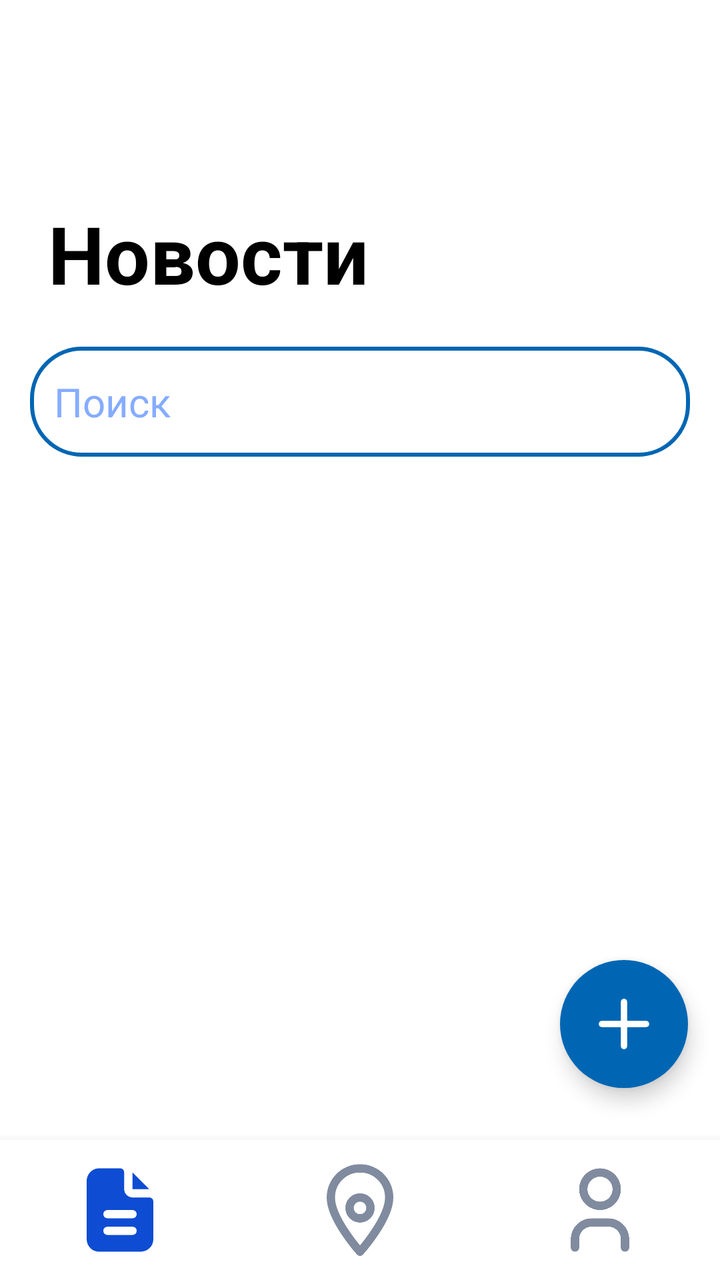
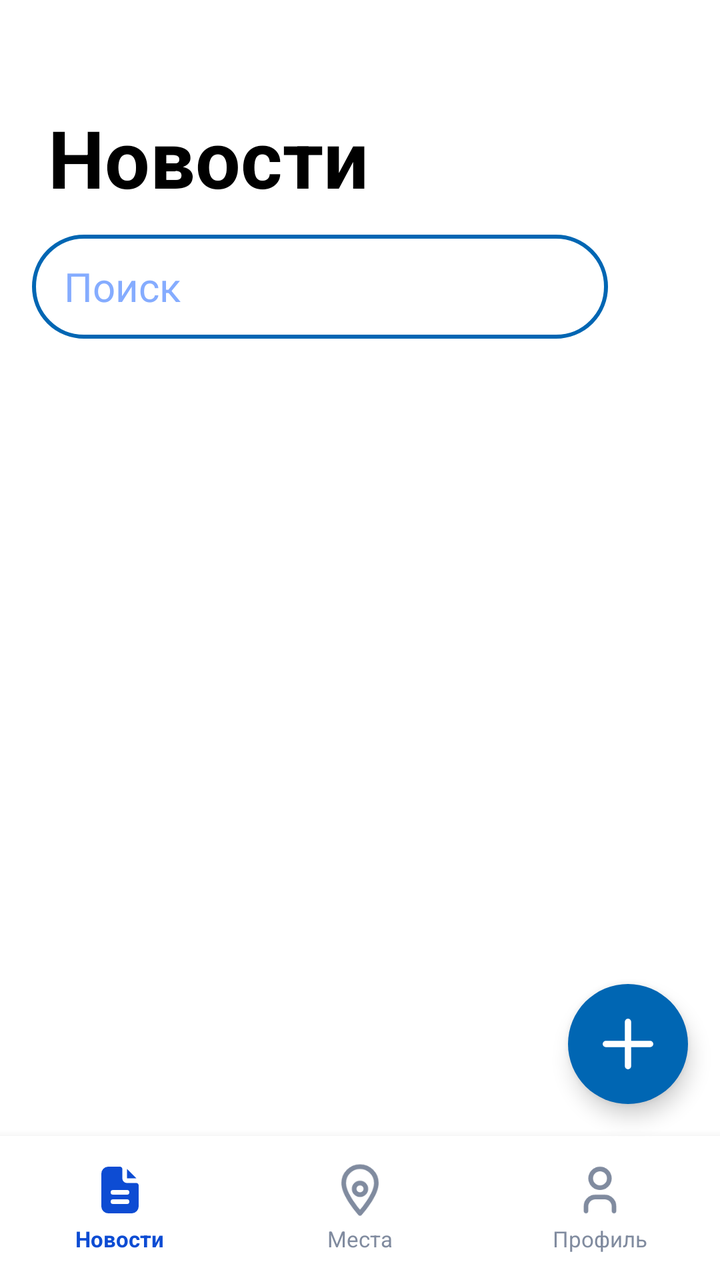

Screens rendered from an Android XML layout before and after an edit, with the pre-edit source and the edit as a unified diff.
<!-- AndroidManifest.xml: application theme Theme.VetUslugi -->
<!-- res/layout/fragment_news.xml -->
<?xml version="1.0" encoding="utf-8"?>
<androidx.constraintlayout.widget.ConstraintLayout xmlns:android="http://schemas.android.com/apk/res/android"
    xmlns:app="http://schemas.android.com/apk/res-auto"
    xmlns:tools="http://schemas.android.com/tools"
    android:layout_width="match_parent"
    android:layout_height="match_parent"
    tools:context=".NewsFragment">

    <TextView
        android:id="@+id/textView2"
        android:layout_width="wrap_content"
        android:layout_height="wrap_content"
        android:layout_marginStart="24dp"
        android:layout_marginTop="100dp"
        android:text="Новости"
        android:textColor="?android:attr/colorPrimary"
        android:textSize="40sp"
        android:textStyle="bold"
        app:layout_constraintStart_toStartOf="parent"
        app:layout_constraintTop_toTopOf="parent" />

    <androidx.recyclerview.widget.RecyclerView
        android:id="@+id/allRequestsRecycler"
        android:layout_width="400dp"
        android:layout_height="250dp"
        android:layout_marginTop="170dp"
        app:layout_constraintEnd_toEndOf="@+id/textView2"
        app:layout_constraintHorizontal_bias="0.079"
        app:layout_constraintStart_toStartOf="@+id/textView2"
        app:layout_constraintTop_toBottomOf="@+id/textView2"
        tools:itemCount="2"
        tools:listitem="@layout/item_news" />

    <ImageButton
        android:id="@+id/btnAdd"
        android:layout_width="64dp"
        android:layout_height="64dp"
        android:layout_marginEnd="16dp"
        android:layout_marginBottom="96dp"
        android:background="@drawable/round_button"
        android:elevation="6dp"
        android:scaleType="center"
        android:src="@drawable/ic_add"
        app:layout_constraintBottom_toBottomOf="parent"
        app:layout_constraintEnd_toEndOf="parent"
        app:tint="#FFFFFF" />

    <include
        android:id="@+id/customBottomBar"
        layout="@layout/nav_bar1"
        android:layout_width="match_parent"
        android:layout_height="70dp"
        android:layout_alignParentBottom="true"
        app:layout_constraintBottom_toBottomOf="parent" />

    <EditText
        android:id="@+id/etSearch"
        android:layout_width="match_parent"
        android:layout_height="55dp"
        android:layout_marginHorizontal="15dp"
        android:layout_marginTop="20dp"
        android:hint="Поиск"
        app:layout_constraintStart_toStartOf="@+id/textView2"
        app:layout_constraintTop_toBottomOf="@+id/textView2" />

    <Button
        android:id="@+id/btn_clear_history"
        android:layout_width="wrap_content"
        android:layout_height="wrap_content"
        android:layout_gravity="end"
        android:layout_marginStart="76dp"
        android:layout_marginTop="8dp"
        android:layout_marginEnd="77dp"
        android:text="Очистить историю"
        android:visibility="gone"
        app:layout_constraintEnd_toEndOf="@+id/historyRecycler"
        app:layout_constraintStart_toStartOf="@+id/historyRecycler"
        app:layout_constraintTop_toBottomOf="@+id/historyRecycler" />


    <ImageButton
        android:id="@+id/btn_clear_search"
        android:layout_width="40dp"
        android:layout_height="40dp"
        android:layout_marginEnd="40dp"
        android:background="?attr/selectableItemBackgroundBorderless"
        android:contentDescription="Очистить"
        android:src="@drawable/ic_cancel"
        android:visibility="gone"
        app:layout_constraintBottom_toBottomOf="@+id/etSearch"
        app:layout_constraintEnd_toEndOf="@+id/etSearch"
        app:layout_constraintTop_toTopOf="@+id/etSearch"
        app:layout_constraintVertical_bias="0.466" />

    <TextView
        android:id="@+id/tv_no_results"
        android:layout_width="match_parent"
        android:layout_height="wrap_content"
        android:layout_marginTop="16dp"
        android:gravity="center"
        android:padding="16dp"
        android:text="Ничего не найдено"
        android:textColor="@color/blue"
        android:textSize="18sp"
        android:visibility="gone"
        app:layout_constraintTop_toBottomOf="@+id/etSearch"
        tools:layout_editor_absoluteX="0dp" />

    <LinearLayout
        android:id="@+id/layout_error"
        android:layout_width="match_parent"
        android:layout_height="wrap_content"
        android:layout_marginTop="12dp"
        android:gravity="center"
        android:orientation="vertical"
        android:visibility="gone"
        app:layout_constraintEnd_toEndOf="parent"
        app:layout_constraintHorizontal_bias="0.0"
        app:layout_constraintStart_toStartOf="parent"
        app:layout_constraintTop_toBottomOf="@+id/etSearch">

        <TextView
            android:id="@+id/tv_error"
            android:layout_width="wrap_content"
            android:layout_height="wrap_content"
            android:text="Ошибка загрузки данных"
            android:textColor="@color/blue"
            android:textSize="18sp" />

        <Button
            android:id="@+id/btn_retry"
            android:layout_width="wrap_content"
            android:layout_height="wrap_content"
            android:layout_marginTop="2dp"
            android:text="Обновить" />
    </LinearLayout>

    <androidx.recyclerview.widget.RecyclerView
        android:id="@+id/historyRecycler"
        android:layout_width="380dp"
        android:layout_height="150dp"
        android:layout_marginBottom="168dp"
        android:visibility="gone"
        app:layout_constraintBottom_toBottomOf="parent"
        app:layout_constraintEnd_toEndOf="parent"
        app:layout_constraintHorizontal_bias="0.483"
        app:layout_constraintStart_toStartOf="parent" />

    <ProgressBar
        android:id="@+id/progressBar"
        style="?android:attr/progressBarStyleLarge"
        android:layout_width="wrap_content"
        android:layout_height="wrap_content"
        android:layout_gravity="center"
        android:background="@android:color/transparent"
        android:indeterminate="true"
        android:indeterminateTint="@color/blue"
        android:visibility="gone"
        app:layout_constraintBottom_toBottomOf="parent"
        app:layout_constraintEnd_toEndOf="parent"
        app:layout_constraintHorizontal_bias="0.5"
        app:layout_constraintStart_toStartOf="parent"
        app:layout_constraintTop_toTopOf="parent"
        app:layout_constraintVertical_bias="0.5" />

</androidx.constraintlayout.widget.ConstraintLayout>
<!-- res/layout/item_news.xml (included above) -->
<?xml version="1.0" encoding="utf-8"?>
<com.google.android.material.card.MaterialCardView
    xmlns:android="http://schemas.android.com/apk/res/android"
    xmlns:app="http://schemas.android.com/apk/res-auto"
    android:layout_width="match_parent"
    android:layout_height="wrap_content"
    android:layout_margin="8dp"
    app:cardCornerRadius="16dp"
    app:cardElevation="4dp"
    app:strokeColor="@color/blue"
    app:strokeWidth="2dp"
    android:backgroundTint="?android:attr/background">

    <LinearLayout
        android:layout_width="match_parent"
        android:layout_height="wrap_content"
        android:orientation="vertical"
        android:padding="12dp">

        <TextView
            android:id="@+id/recyclerNewsTitle"
            android:layout_width="match_parent"
            android:layout_height="wrap_content"
            android:layout_marginTop="4dp"
            android:text="default title"
            android:textColor="?android:attr/colorPrimary"
            android:textSize="16sp"
            android:textStyle="bold"/>

        <TextView
            android:id="@+id/descriptionTextView"
            android:layout_width="match_parent"
            android:layout_height="wrap_content"
            android:text="default description"
            android:textColor="?android:attr/colorPrimary"
            android:layout_marginTop="2dp"
            android:textSize="13sp" />
    </LinearLayout>
</com.google.android.material.card.MaterialCardView>
<!-- res/layout/nav_bar1.xml (included above) -->
<?xml version="1.0" encoding="utf-8"?>
<LinearLayout
    xmlns:android="http://schemas.android.com/apk/res/android"
    android:id="@+id/customBottomBar"
    android:layout_width="match_parent"
    android:layout_height="64dp"
    android:orientation="horizontal"
    android:background="@color/light_gray"
    android:gravity="center"
    android:weightSum="3"
    android:elevation="8dp">

    <LinearLayout
        android:id="@+id/nav_news"
        android:layout_width="0dp"
        android:layout_height="match_parent"
        android:layout_weight="1"
        android:gravity="center"
        android:orientation="vertical">
        <ImageView
            android:id="@+id/icon_news"
            android:layout_width="50dp"
            android:layout_height="50dp"
            android:src="@drawable/newsselected" />
    </LinearLayout>

    <LinearLayout
        android:id="@+id/nav_places"
        android:layout_width="0dp"
        android:layout_height="match_parent"
        android:layout_weight="1"
        android:gravity="center"
        android:orientation="vertical">
        <ImageView
            android:id="@+id/icon_places"
            android:layout_width="50dp"
            android:layout_height="50dp"
            android:src="@drawable/places" />
    </LinearLayout>

    <LinearLayout
        android:id="@+id/nav_profile"
        android:layout_width="0dp"
        android:layout_height="match_parent"
        android:layout_weight="1"
        android:gravity="center"
        android:orientation="vertical">
        <ImageView
            android:id="@+id/icon_profile"
            android:layout_width="50dp"
            android:layout_height="50dp"
            android:src="@drawable/profile" />
    </LinearLayout>

</LinearLayout>
<!-- resources referenced by this layout -->
<resources>
  <color name="blue">#0066B3</color>
  <color name="light_gray">#E2E2E2</color>
  <!-- drawable ic_add (drawable) -->
  <?xml version="1.0" encoding="utf-8"?>
  <vector xmlns:android="http://schemas.android.com/apk/res/android"
      android:width="38dp"
      android:height="38dp"
      android:viewportWidth="24"
      android:viewportHeight="24">
  
      <path
          android:strokeColor="#FFFFFF"
          android:strokeWidth="2"
          android:strokeLineCap="round"
          android:strokeLineJoin="round"
          android:fillColor="@android:color/transparent"
          android:pathData="M12,5 L12,19 M5,12 L19,12" />
  </vector>
  <!-- drawable ic_cancel (drawable) -->
  <vector xmlns:android="http://schemas.android.com/apk/res/android"
      android:width="24dp"
      android:height="24dp"
      android:viewportWidth="24"
      android:viewportHeight="24">
    <path
        android:pathData="M18,6l-12,12"
        android:strokeLineJoin="round"
        android:strokeWidth="2"
        android:fillColor="#00000000"
        android:strokeColor="@color/blue"
        android:strokeLineCap="round"/>
    <path
        android:pathData="M6,6l12,12"
        android:strokeLineJoin="round"
        android:strokeWidth="2"
        android:fillColor="#00000000"
        android:strokeColor="@color/blue"
        android:strokeLineCap="round"/>
  </vector>
  <!-- drawable round_button (drawable) -->
  <?xml version="1.0" encoding="utf-8"?>
  <shape xmlns:android="http://schemas.android.com/apk/res/android"
      android:shape="oval">
      <solid android:color="@color/blue" />
  </shape>
  <style name="Theme.VetUslugi" parent="Base.Theme.VetUslugi" />
  <color name="icon_blue">#0D4CD3</color>
  <color name="icon_gray">#808B9F</color>
  <style name="Base.Theme.VetUslugi" parent="Theme.Material3.DayNight.NoActionBar">
  
          <item name="materialButtonStyle">@style/Button</item>
          <item name="android:textViewStyle">@style/TextView</item>
          <item name="editTextStyle">@style/EditText</item>
          <item name="checkboxStyle">@style/BlueCheckBoxStyle</item>
  
          <item name="android:background">@color/white</item>
          <item name="colorPrimary">@color/black</item>
      </style>
  <style name="Button" parent="Widget.Material3.Button">
          <item name="shapeAppearanceOverlay">@style/ShapeAppearance.VetUslugi.Button</item>
          <item name="backgroundTint">@android:color/white</item>
          <item name="strokeColor">@color/blue</item>
          <item name="strokeWidth">2dp</item>
          <item name="android:textColor">@color/blue</item>
          <item name="android:textSize">20sp</item>
      </style>
  <style name="TextView" parent="android:Widget.TextView">
          <item name="android:textSize">20sp</item>
          <item name="android:textColor">@color/black</item>
      </style>
  <style name="EditText" parent="android:Widget.EditText">
          <item name="android:textColorHint">@color/light_blue</item>
          <item name="android:textSize">20sp</item>
          <item name="android:textColor">@color/blue</item>
          <item name="android:background">@drawable/rounded_corners</item>
      </style>
  <style name="BlueCheckBoxStyle" parent="Widget.AppCompat.CompoundButton.CheckBox">
          <item name="android:buttonTint">@color/checkbox_blue_tint</item>
      </style>
  <color name="white">#FFFFFF</color>
  <color name="black">#000000</color>
  <style name="ShapeAppearance.VetUslugi.Button" parent="ShapeAppearance.MaterialComponents.SmallComponent">
          <item name="cornerFamily">rounded</item>
          <item name="cornerSize">8dp</item>
      </style>
  <color name="light_blue">#85ACFF</color>
  <!-- unchanged entries left out for length: 4 -->
</resources>

<!-- the commit's change to res/layout/fragment_news.xml (unified diff, before → after) -->
@@ -11,7 +11,7 @@
         android:layout_width="wrap_content"
         android:layout_height="wrap_content"
         android:layout_marginStart="24dp"
-        android:layout_marginTop="100dp"
+        android:layout_marginTop="52dp"
         android:text="Новости"
         android:textColor="?android:attr/colorPrimary"
         android:textSize="40sp"
@@ -19,24 +19,122 @@
         app:layout_constraintStart_toStartOf="parent"
         app:layout_constraintTop_toTopOf="parent" />
 
+    
+    <EditText
+        android:id="@+id/etSearch"
+        android:layout_width="0dp"
+        android:layout_height="52dp"
+        android:layout_marginStart="16dp"
+        android:layout_marginEnd="56dp"
+        android:layout_marginTop="12dp"
+        android:hint="Поиск"
+        android:inputType="text"
+        android:paddingStart="16dp"
+        android:paddingEnd="16dp"
+        app:layout_constraintEnd_toEndOf="parent"
+        app:layout_constraintStart_toStartOf="parent"
+        app:layout_constraintTop_toBottomOf="@+id/textView2" />
+
+    
+    <ImageButton
+        android:id="@+id/btn_clear_search"
+        android:layout_width="40dp"
+        android:layout_height="40dp"
+        android:layout_marginEnd="16dp"
+        android:background="?attr/selectableItemBackgroundBorderless"
+        android:contentDescription="Очистить"
+        android:src="@drawable/ic_cancel"
+        android:visibility="gone"
+        app:layout_constraintBottom_toBottomOf="@+id/etSearch"
+        app:layout_constraintEnd_toEndOf="parent"
+        app:layout_constraintTop_toTopOf="@+id/etSearch" />
+
+    
+    <androidx.recyclerview.widget.RecyclerView
+        android:id="@+id/historyRecycler"
+        android:layout_width="0dp"
+        android:layout_height="wrap_content"
+        android:background="?android:attr/background"
+        android:elevation="4dp"
+        android:visibility="gone"
+        app:layout_constraintEnd_toEndOf="parent"
+        app:layout_constraintStart_toStartOf="parent"
+        app:layout_constraintTop_toBottomOf="@+id/etSearch" />
+
+    
+    <Button
+        android:id="@+id/btn_clear_history"
+        android:layout_width="wrap_content"
+        android:layout_height="wrap_content"
+        android:layout_marginTop="4dp"
+        android:text="Очистить историю"
+        android:visibility="gone"
+        app:layout_constraintEnd_toEndOf="parent"
+        app:layout_constraintStart_toStartOf="parent"
+        app:layout_constraintTop_toBottomOf="@+id/historyRecycler" />
+
+    
+    <TextView
+        android:id="@+id/tv_no_results"
+        android:layout_width="match_parent"
+        android:layout_height="wrap_content"
+        android:layout_marginTop="24dp"
+        android:gravity="center"
+        android:text="Ничего не найдено"
+        android:textColor="@color/blue"
+        android:textSize="18sp"
+        android:visibility="gone"
+        app:layout_constraintTop_toBottomOf="@+id/etSearch" />
+
+    
+    <LinearLayout
+        android:id="@+id/layout_error"
+        android:layout_width="match_parent"
+        android:layout_height="wrap_content"
+        android:layout_marginTop="24dp"
+        android:gravity="center"
+        android:orientation="vertical"
+        android:visibility="gone"
+        app:layout_constraintTop_toBottomOf="@+id/etSearch">
+
+        <TextView
+            android:id="@+id/tv_error"
+            android:layout_width="wrap_content"
+            android:layout_height="wrap_content"
+            android:text="Ошибка загрузки данных"
+            android:textColor="@color/blue"
+            android:textSize="18sp" />
+
+        <Button
+            android:id="@+id/btn_retry"
+            android:layout_width="wrap_content"
+            android:layout_height="wrap_content"
+            android:layout_marginTop="2dp"
+            android:text="Обновить" />
+    </LinearLayout>
+
+    
     <androidx.recyclerview.widget.RecyclerView
         android:id="@+id/allRequestsRecycler"
-        android:layout_width="400dp"
-        android:layout_height="250dp"
-        android:layout_marginTop="170dp"
-        app:layout_constraintEnd_toEndOf="@+id/textView2"
-        app:layout_constraintHorizontal_bias="0.079"
-        app:layout_constraintStart_toStartOf="@+id/textView2"
-        app:layout_constraintTop_toBottomOf="@+id/textView2"
-        tools:itemCount="2"
+        android:layout_width="0dp"
+        android:layout_height="0dp"
+        android:layout_marginTop="8dp"
+        android:clipToPadding="false"
+        android:paddingBottom="8dp"
+        app:layout_constraintBottom_toTopOf="@+id/customBottomBar"
+        app:layout_constraintEnd_toEndOf="parent"
+        app:layout_constraintStart_toStartOf="parent"
+        app:layout_constraintTop_toBottomOf="@+id/etSearch"
+        tools:itemCount="4"
         tools:listitem="@layout/item_news" />
 
+    
     <ImageButton
         android:id="@+id/btnAdd"
-        android:layout_width="64dp"
-        android:layout_height="64dp"
+        android:layout_width="60dp"
+        android:layout_height="60dp"
         android:layout_marginEnd="16dp"
-        android:layout_marginBottom="96dp"
+        android:layout_marginBottom="88dp"
         android:background="@drawable/round_button"
         android:elevation="6dp"
         android:scaleType="center"
@@ -45,123 +143,27 @@
         app:layout_constraintEnd_toEndOf="parent"
         app:tint="#FFFFFF" />
 
+    
     <include
         android:id="@+id/customBottomBar"
         layout="@layout/nav_bar1"
         android:layout_width="match_parent"
-        android:layout_height="70dp"
-        android:layout_alignParentBottom="true"
+        android:layout_height="72dp"
         app:layout_constraintBottom_toBottomOf="parent" />
-
-    <EditText
-        android:id="@+id/etSearch"
-        android:layout_width="match_parent"
-        android:layout_height="55dp"
-        android:layout_marginHorizontal="15dp"
-        android:layout_marginTop="20dp"
-        android:hint="Поиск"
-        app:layout_constraintStart_toStartOf="@+id/textView2"
-        app:layout_constraintTop_toBottomOf="@+id/textView2" />
-
-    <Button
-        android:id="@+id/btn_clear_history"
-        android:layout_width="wrap_content"
-        android:layout_height="wrap_content"
-        android:layout_gravity="end"
-        android:layout_marginStart="76dp"
-        android:layout_marginTop="8dp"
-        android:layout_marginEnd="77dp"
-        android:text="Очистить историю"
-        android:visibility="gone"
-        app:layout_constraintEnd_toEndOf="@+id/historyRecycler"
-        app:layout_constraintStart_toStartOf="@+id/historyRecycler"
-        app:layout_constraintTop_toBottomOf="@+id/historyRecycler" />
-
-
-    <ImageButton
-        android:id="@+id/btn_clear_search"
-        android:layout_width="40dp"
-        android:layout_height="40dp"
-        android:layout_marginEnd="40dp"
-        android:background="?attr/selectableItemBackgroundBorderless"
-        android:contentDescription="Очистить"
-        android:src="@drawable/ic_cancel"
-        android:visibility="gone"
-        app:layout_constraintBottom_toBottomOf="@+id/etSearch"
-        app:layout_constraintEnd_toEndOf="@+id/etSearch"
-        app:layout_constraintTop_toTopOf="@+id/etSearch"
-        app:layout_constraintVertical_bias="0.466" />
-
-    <TextView
-        android:id="@+id/tv_no_results"
-        android:layout_width="match_parent"
-        android:layout_height="wrap_content"
-        android:layout_marginTop="16dp"
-        android:gravity="center"
-        android:padding="16dp"
-        android:text="Ничего не найдено"
-        android:textColor="@color/blue"
-        android:textSize="18sp"
-        android:visibility="gone"
-        app:layout_constraintTop_toBottomOf="@+id/etSearch"
-        tools:layout_editor_absoluteX="0dp" />
-
-    <LinearLayout
-        android:id="@+id/layout_error"
-        android:layout_width="match_parent"
-        android:layout_height="wrap_content"
-        android:layout_marginTop="12dp"
-        android:gravity="center"
-        android:orientation="vertical"
-        android:visibility="gone"
-        app:layout_constraintEnd_toEndOf="parent"
-        app:layout_constraintHorizontal_bias="0.0"
-        app:layout_constraintStart_toStartOf="parent"
-        app:layout_constraintTop_toBottomOf="@+id/etSearch">
-
-        <TextView
-            android:id="@+id/tv_error"
-            android:layout_width="wrap_content"
-            android:layout_height="wrap_content"
-            android:text="Ошибка загрузки данных"
-            android:textColor="@color/blue"
-            android:textSize="18sp" />
-
-        <Button
-            android:id="@+id/btn_retry"
-            android:layout_width="wrap_content"
-            android:layout_height="wrap_content"
-            android:layout_marginTop="2dp"
-            android:text="Обновить" />
-    </LinearLayout>
-
-    <androidx.recyclerview.widget.RecyclerView
-        android:id="@+id/historyRecycler"
-        android:layout_width="380dp"
-        android:layout_height="150dp"
-        android:layout_marginBottom="168dp"
-        android:visibility="gone"
-        app:layout_constraintBottom_toBottomOf="parent"
-        app:layout_constraintEnd_toEndOf="parent"
-        app:layout_constraintHorizontal_bias="0.483"
-        app:layout_constraintStart_toStartOf="parent" />
 
     <ProgressBar
         android:id="@+id/progressBar"
         style="?android:attr/progressBarStyleLarge"
         android:layout_width="wrap_content"
         android:layout_height="wrap_content"
-        android:layout_gravity="center"
         android:background="@android:color/transparent"
         android:indeterminate="true"
         android:indeterminateTint="@color/blue"
         android:visibility="gone"
-        app:layout_constraintBottom_toBottomOf="parent"
-        app:layout_constraintEnd_toEndOf="parent"
-        app:layout_constraintHorizontal_bias="0.5"
-        app:layout_constraintStart_toStartOf="parent"
-        app:layout_constraintTop_toTopOf="parent"
-        app:layout_constraintVertical_bias="0.5" />
+        app:layout_constraintBottom_toTopOf="@+id/customBottomBar"
+        app:layout_constraintEnd_toEndOf="parent"
+        app:layout_constraintStart_toStartOf="parent"
+        app:layout_constraintTop_toBottomOf="@+id/etSearch" />
 
 </androidx.constraintlayout.widget.ConstraintLayout>
 <!-- res/layout/item_news.xml (included above) -->
@@ -210,53 +212,84 @@
     xmlns:android="http://schemas.android.com/apk/res/android"
     android:id="@+id/customBottomBar"
     android:layout_width="match_parent"
-    android:layout_height="64dp"
+    android:layout_height="72dp"
     android:orientation="horizontal"
-    android:background="@color/light_gray"
+    android:background="?android:attr/background"
     android:gravity="center"
     android:weightSum="3"
     android:elevation="8dp">
 
+    
     <LinearLayout
         android:id="@+id/nav_news"
         android:layout_width="0dp"
         android:layout_height="match_parent"
         android:layout_weight="1"
         android:gravity="center"
-        android:orientation="vertical">
+        android:orientation="vertical"
+        android:paddingTop="8dp"
+        android:paddingBottom="8dp">
         <ImageView
             android:id="@+id/icon_news"
-            android:layout_width="50dp"
-            android:layout_height="50dp"
+            android:layout_width="28dp"
+            android:layout_height="28dp"
             android:src="@drawable/newsselected" />
-    </LinearLayout>
-
+        <TextView
+            android:layout_width="wrap_content"
+            android:layout_height="wrap_content"
+            android:layout_marginTop="3dp"
+            android:text="Новости"
+            android:textSize="11sp"
+            android:textColor="@color/icon_blue"
+            android:textStyle="bold" />
+    </LinearLayout>
+
+    
     <LinearLayout
         android:id="@+id/nav_places"
         android:layout_width="0dp"
         android:layout_height="match_parent"
         android:layout_weight="1"
         android:gravity="center"
-        android:orientation="vertical">
+        android:orientation="vertical"
+        android:paddingTop="8dp"
+        android:paddingBottom="8dp">
         <ImageView
             android:id="@+id/icon_places"
-            android:layout_width="50dp"
-            android:layout_height="50dp"
+            android:layout_width="28dp"
+            android:layout_height="28dp"
             android:src="@drawable/places" />
-    </LinearLayout>
-
+        <TextView
+            android:layout_width="wrap_content"
+            android:layout_height="wrap_content"
+            android:layout_marginTop="3dp"
+            android:text="Места"
+            android:textSize="11sp"
+            android:textColor="@color/icon_gray" />
+    </LinearLayout>
+
+    
     <LinearLayout
         android:id="@+id/nav_profile"
         android:layout_width="0dp"
         android:layout_height="match_parent"
         android:layout_weight="1"
         android:gravity="center"
-        android:orientation="vertical">
+        android:orientation="vertical"
+        android:paddingTop="8dp"
+        android:paddingBottom="8dp">
         <ImageView
             android:id="@+id/icon_profile"
-            android:layout_width="50dp"
-            android:layout_height="50dp"
+            android:layout_width="28dp"
+            android:layout_height="28dp"
             android:src="@drawable/profile" />
+        <TextView
+            android:layout_width="wrap_content"
+            android:layout_height="wrap_content"
+            android:layout_marginTop="3dp"
+            android:text="Профиль"
+            android:textSize="11sp"
+            android:textColor="@color/icon_gray" />
     </LinearLayout>
 
 </LinearLayout>
<!-- resource entries referenced after the edit -->
@@ -1,7 +1,6 @@
 <!-- resources referenced by this layout -->
 <resources>
   <color name="blue">#0066B3</color>
-  <color name="light_gray">#E2E2E2</color>
   <!-- drawable ic_add (drawable) -->
   <?xml version="1.0" encoding="utf-8"?>
   <vector xmlns:android="http://schemas.android.com/apk/res/android"
